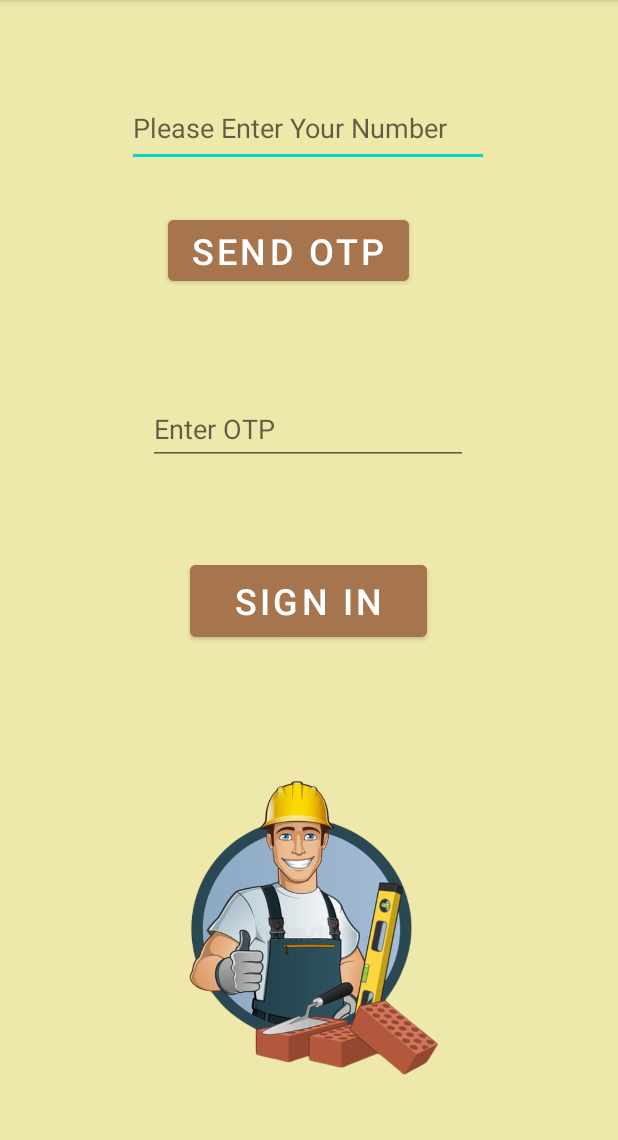
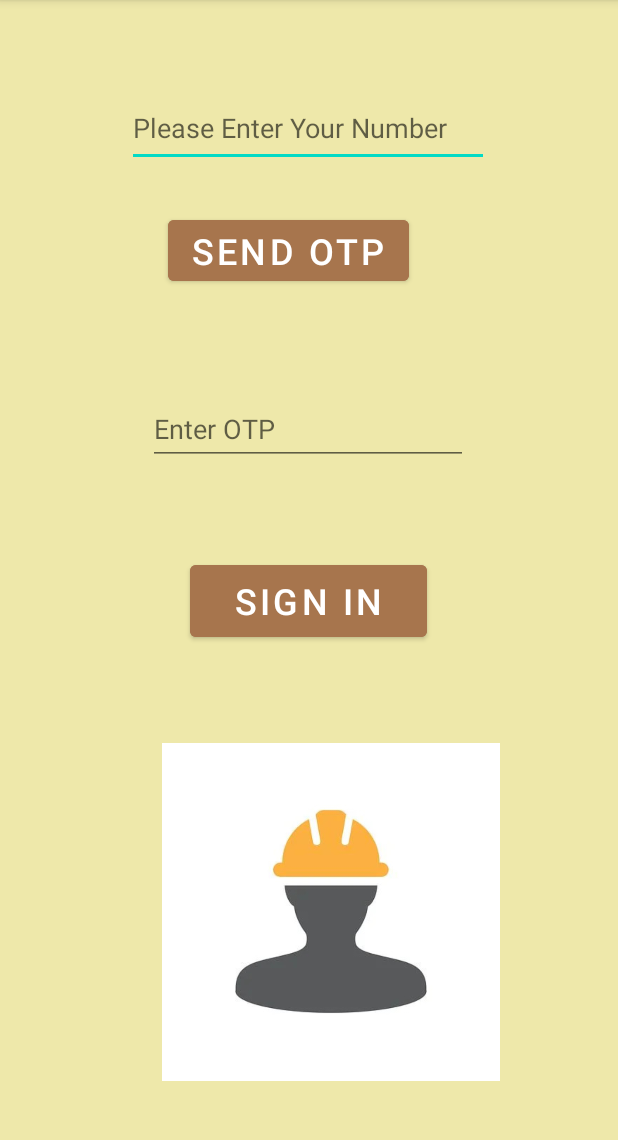
Before and after one commit to disha2292/INFRASPECT, an Android app: the ContractorAuth screen opened directly, with no data from a screen before it, on a phone screen of 412 x 824 dp, the part 84-1224 px from its top. Run offline under Robolectric (Android 15) with nearby library versions, the light colour scheme and no system bars; our stand-ins replace Firebase (no records; nobody signed in at launch, a user with empty details on screens opened directly).

Commit message:
contractor image change

```diff
--- a/app/src/main/res/layout/activity_contractor_auth.xml
+++ b/app/src/main/res/layout/activity_contractor_auth.xml
@@ -65,13 +65,13 @@
 
     <ImageView
         android:id="@+id/imageView"
-        android:layout_width="209dp"
-        android:layout_height="298dp"
+        android:layout_width="225dp"
+        android:layout_height="286dp"
+        android:layout_marginStart="108dp"
         app:layout_constraintBottom_toBottomOf="parent"
-        app:layout_constraintEnd_toEndOf="parent"
-        app:layout_constraintHorizontal_bias="0.495"
         app:layout_constraintStart_toStartOf="parent"
         app:layout_constraintTop_toTopOf="parent"
-        app:layout_constraintVertical_bias="1.0"
-        app:srcCompat="@drawable/con" />
+        app:layout_constraintVertical_bias="0.964"
+        app:srcCompat="@drawable/c" />
+
 </androidx.constraintlayout.widget.ConstraintLayout>
```
Also changed, not shown: app/src/main/res/drawable/c.jpg (added).
